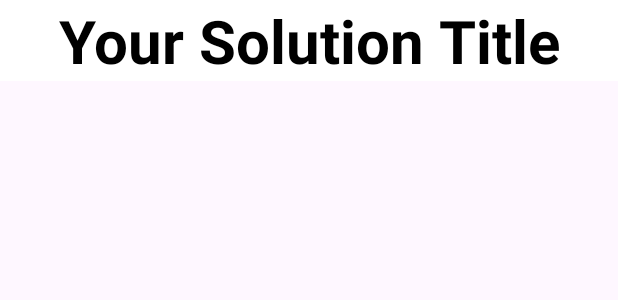
After one commit to 2023DBProject/laundryApplication, an Android app: the layout activity_solution.xml on its own in the app's theme, with its tools: preview values and no code run, on a phone screen of 412 x 824 dp. The commit adds this screen. Shown: the top 300 px of the screen. Run offline under Robolectric (Android 15) with nearby library versions, the phone set to English and light mode, and no system bars.

Commit message:
시각화 page 연결 & 솔루션 page 연결 완료 솔루션 page 내용은 아직 미완성

```diff
--- a/app/build.gradle
+++ b/app/build.gradle
@@ -34,6 +34,8 @@ android {
 }
 
 dependencies {
+
+    implementation 'com.github.PhilJay:MPAndroidChart:v3.1.0'
     implementation platform('com.google.firebase:firebase-bom:32.0.0')
     implementation 'com.google.firebase:firebase-database'
     implementation 'androidx.appcompat:appcompat:1.6.1'
--- a/app/src/main/java/com/example/login/CalendarActivity.java
+++ b/app/src/main/java/com/example/login/CalendarActivity.java
@@ -76,7 +76,8 @@ public class CalendarActivity extends AppCompatActivity {
                                 if (strMonth.equals(String.valueOf(month + 1)) && strDay.equals(String.valueOf(dayOfMonth))) {
                                     // Get data from snapshot
                                     Long laundry = snapshot.child("세탁/건조").getValue(Long.class);
-                                    Long shoes = snapshot.child("운동화").getValue(Long.class);
+                                    Long shoes = snapshot.child(
+                                            "운동화").getValue(Long.class);
                                     Long detergent = snapshot.child("세탁용품").getValue(Long.class);
 
                                     // TODO: Update your UI using the data
--- a/app/src/main/java/com/example/login/DailyActivity.java
+++ b/app/src/main/java/com/example/login/DailyActivity.java
@@ -35,6 +35,7 @@ public class DailyActivity extends AppCompatActivity {
         TextView textView = findViewById(R.id.textView);
         Intent getIntent = getIntent();
         textView.setText(getIntent.getStringExtra("date"));
+
         Button saveBtn = findViewById(R.id.saveBtn);
 
         saveBtn.setOnClickListener(v -> {
--- a/app/src/main/res/layout/activity_login.xml
+++ b/app/src/main/res/layout/activity_login.xml
@@ -9,6 +9,7 @@
     android:gravity="center"
     android:padding="15dp"
     tools:context=".Login">
+
 
     <TextView
         android:text="@string/login"
@@ -49,6 +50,7 @@
     <Button
         android:id="@+id/btn_login"
         android:text="@string/login"
+        android:layout_marginTop="20dp"
         android:layout_width="wrap_content"
         android:layout_height="wrap_content"/>
 </LinearLayout>
--- a/app/src/main/res/layout/activity_mainpage.xml
+++ b/app/src/main/res/layout/activity_mainpage.xml
@@ -46,6 +46,7 @@
         app:layout_constraintTop_toTopOf="@+id/imageView" />
 
     <Button
+
         android:id="@+id/button_dashboard"
         android:layout_width="150dp"
         android:layout_height="150dp"
--- /dev/null
+++ b/app/src/main/res/layout/activity_solution.xml
@@ -0,0 +1,23 @@
+<?xml version="1.0" encoding="utf-8"?>
+<androidx.constraintlayout.widget.ConstraintLayout xmlns:android="http://schemas.android.com/apk/res/android"
+    xmlns:app="http://schemas.android.com/apk/res-auto"
+    xmlns:tools="http://schemas.android.com/tools"
+    android:layout_width="match_parent"
+    android:layout_height="match_parent"
+    tools:context=".SolutionActivity">
+
+    <TextView
+        android:id="@+id/solutionTitle"
+        android:layout_width="match_parent"
+        android:layout_height="wrap_content"
+        android:background="@color/white"
+        android:gravity="center"
+        android:text="@string/SolutionTitle"
+        android:textColor="@color/black"
+        android:textSize="40sp"
+        android:textStyle="bold"
+        app:layout_constraintEnd_toEndOf="parent"
+        app:layout_constraintStart_toStartOf="parent"
+        app:layout_constraintTop_toTopOf="parent" />
+
+</androidx.constraintlayout.widget.ConstraintLayout>
```
Also changed, not shown: app/src/main/AndroidManifest.xml (+5 -2 lines), app/src/main/java/com/example/login/MainActivity.java (+10 -0 lines), app/src/main/java/com/example/login/SolutionActivity.java (added, +32 -0 lines), app/src/main/res/values/strings.xml (+3 -43 lines), app/src/main/res/drawable/laundry2.png (added), app/src/main/res/drawable/laundry4.png (added).
